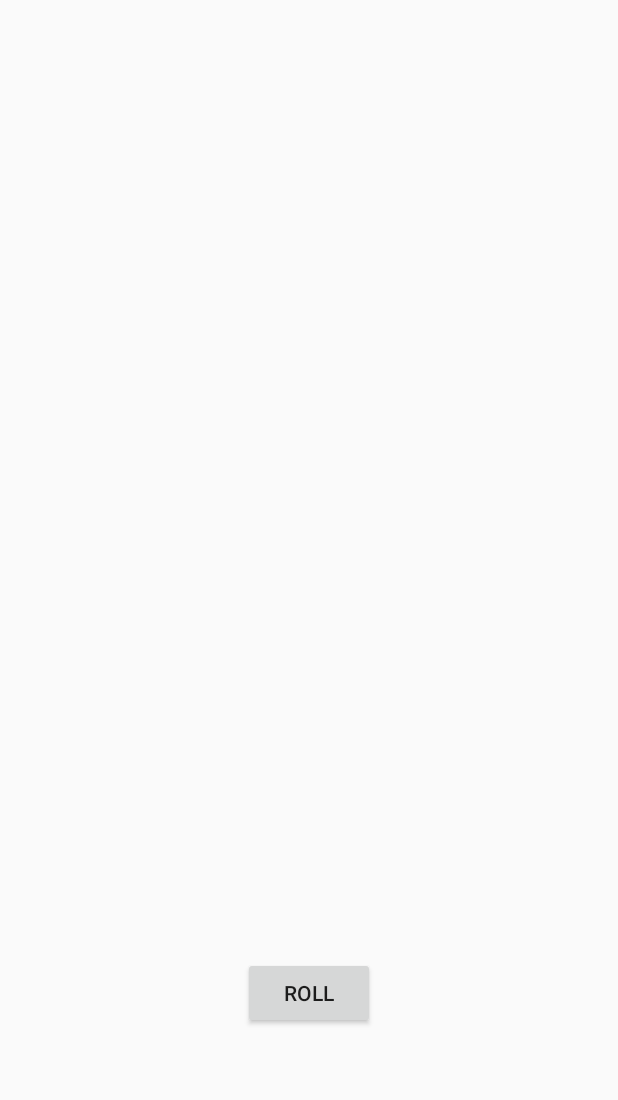
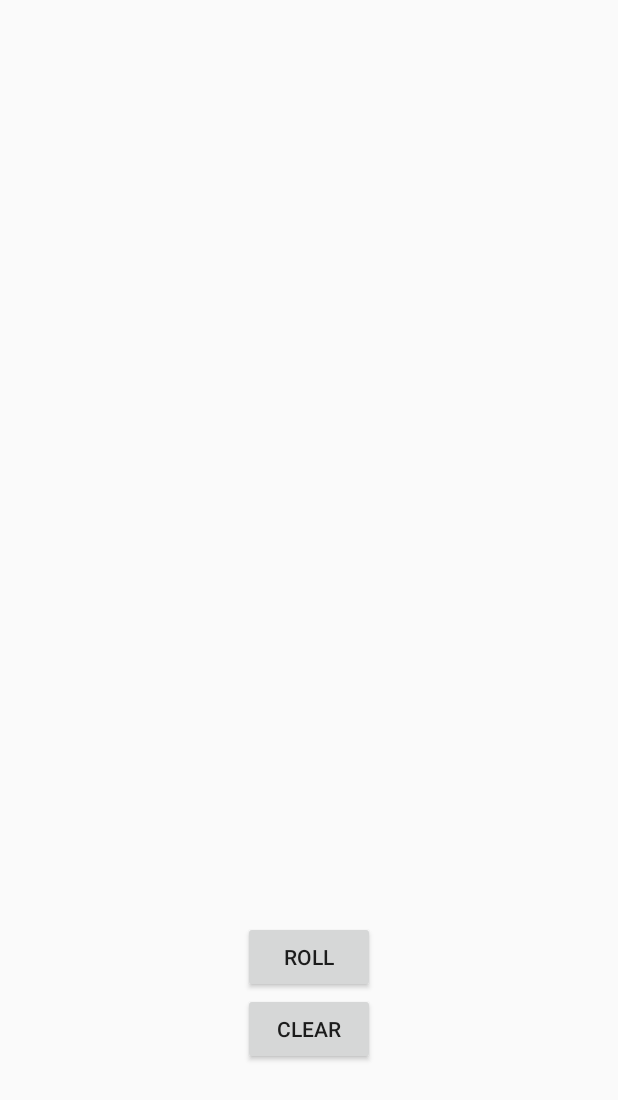
Before and after one commit to nguardadov/roll, an Android app: the screen it shows after launch (MainActivity), on a phone screen of 412 x 824 dp. Shown: the top 1100 px of the screen. Run offline under Robolectric (Android 15) with nearby library versions, the phone set to English and light mode, and no system bars.

Commit message:
Adding to clear button

```diff
--- a/app/src/main/java/com/example/hoolamundo/MainActivity.kt
+++ b/app/src/main/java/com/example/hoolamundo/MainActivity.kt
@@ -25,7 +25,7 @@ class MainActivity : AppCompatActivity() {
 
         //aca buscamos los botones
         val rollButton: Button = findViewById(R.id.roll_button)
-       // val countUpB: Button = findViewById(R.id.count_up)
+        val clearButton: Button = findViewById(R.id.roll_clear)
 
         //aca por medio de su id buscamos los elementos de las imagenes
         diceImage = findViewById(R.id.dice_image)
@@ -34,7 +34,7 @@ class MainActivity : AppCompatActivity() {
 
         //le agregamos accion al boton
         rollButton.setOnClickListener{rollDice()}
-       // countUpB.setOnClickListener{countUp()}
+        clearButton.setOnClickListener{roll_clear()}
     }
 
     private fun rollDice(){
@@ -77,27 +77,11 @@ class MainActivity : AppCompatActivity() {
 
     //count up
 
-   /* private fun countUp()
+   private fun roll_clear()
     {
-       // val resultText: TextView = findViewById(R.id.result_text)
-       // val data = resultText.text.toString();
-         var res = 0
-        if(resultText.text == "Hello World!")
-        {
-            res = 1;
-        }else{
-            res = resultText.text.toString().toInt()
-            if(res in 1..5)
-            {
-                res++
-            }else{
-                res = 1;
-            }
-        }
-
-        resultText.text = res.toString()
-
-    }*/
+        diceImage.setImageResource(R.drawable.empty_dice)
+        diceImage2.setImageResource(R.drawable.empty_dice)
+    }
 
     override fun onCreateOptionsMenu(menu: Menu): Boolean {
         // Inflate the menu; this adds items to the action bar if it is present.
--- a/app/src/main/res/layout/activity_main.xml
+++ b/app/src/main/res/layout/activity_main.xml
@@ -35,6 +35,13 @@
         android:layout_gravity="center_horizontal"
         android:text="@string/roll_label"/>
 
+    <Button
+        android:id="@+id/roll_clear"
+        android:layout_width="wrap_content"
+        android:layout_height="wrap_content"
+        android:layout_gravity="center_horizontal"
+        android:text="@string/clear"/>
+
 
 
 </LinearLayout>
--- a/app/src/main/res/values/strings.xml
+++ b/app/src/main/res/values/strings.xml
@@ -3,4 +3,5 @@
     <string name="action_settings">Settings</string>
     <string name="roll_label">Roll</string>
     <string name="count_up">CountUp</string>
+    <string name="clear">clear</string>
 </resources>
```
